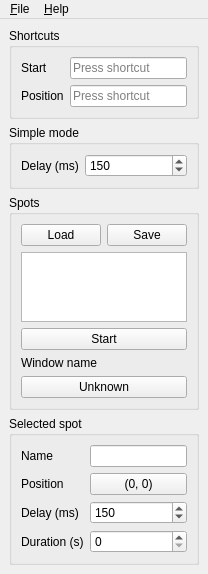
Above: ui/mainwindow.ui from kervala/autoclicker before the change. Below: the same form after it.
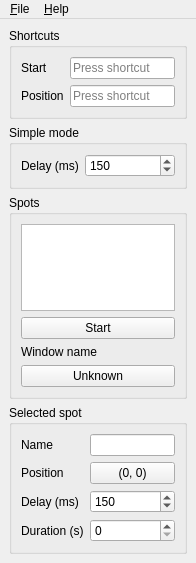
That is the form after the change.

Commit message: Changed: Use File menu to load and save

Diff of the .ui file:
```diff
--- a/ui/mainwindow.ui
+++ b/ui/mainwindow.ui
@@ -87,24 +87,6 @@
        <string>Spots</string>
       </property>
       <layout class="QVBoxLayout" name="verticalLayout">
-       <item>
-        <layout class="QGridLayout" name="spotsActionsGridLayout">
-         <item row="0" column="0">
-          <widget class="QPushButton" name="loadPushButton">
-           <property name="text">
-            <string>Load</string>
-           </property>
-          </widget>
-         </item>
-         <item row="0" column="1">
-          <widget class="QPushButton" name="savePushButton">
-           <property name="text">
-            <string>Save</string>
-           </property>
-          </widget>
-         </item>
-        </layout>
-       </item>
        <item>
         <widget class="QListView" name="spotsListView">
          <property name="acceptDrops">
```
Left out of the diff: 25 changed lines with no effect on the pictures. The commit also changes 2 other files.
